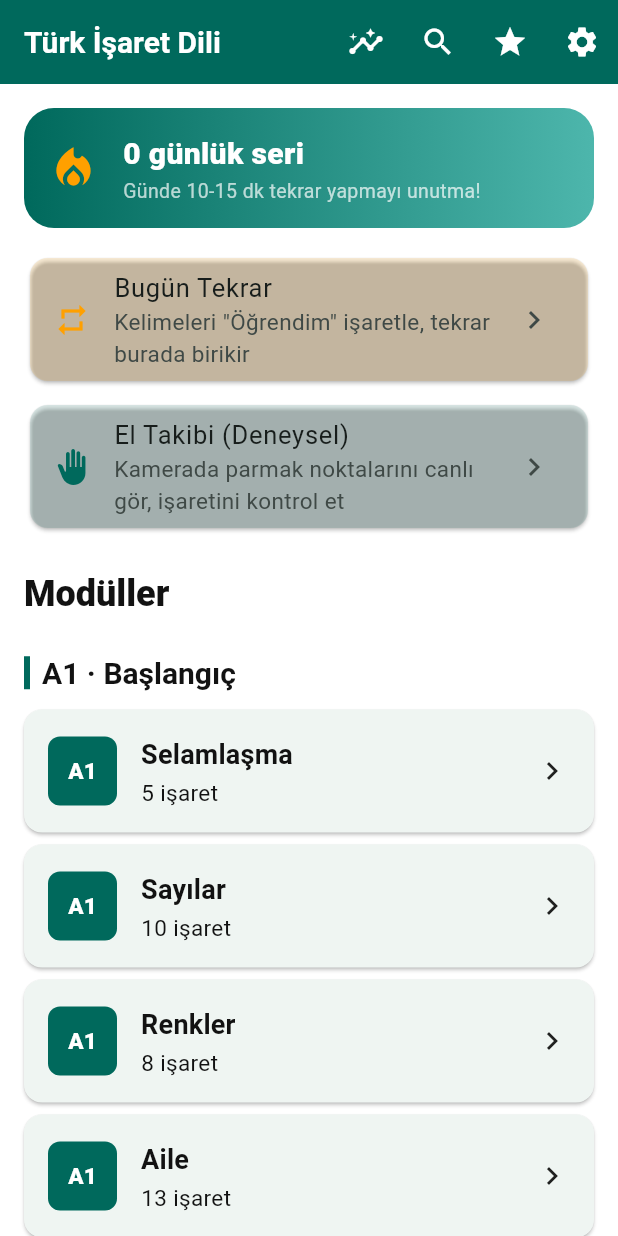
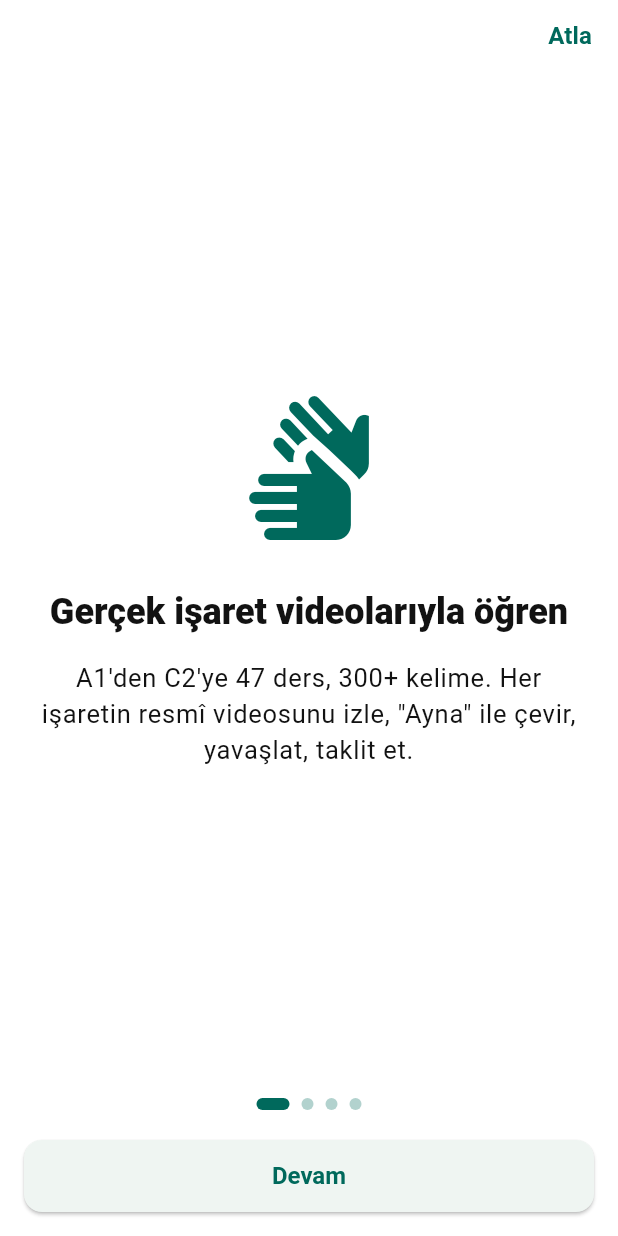
Before and after one commit to turabyagmurlu/tid_app, a Flutter app: the screen it shows after launch, on a phone screen of 412 x 824 dp. Run offline on Flutter 3.47's test engine with Material 3 defaults, Android fonts, the phone set to English and light mode, and no system bars; our stand-ins replace camera, cloud_firestore, equatable, firebase_core, flutter_bloc, shared_preferences and 1 more; missing offline and left inert: dart:html, dart:ui_web; accounts and stored records are empty.

Commit message:
feat(cila): ilk acilis rehberi (onboarding) - 4 slaytli tanitim, bir kez gosterilir

```diff
--- a/lib/data/datasources/settings_local_datasource.dart
+++ b/lib/data/datasources/settings_local_datasource.dart
@@ -4,6 +4,7 @@ import 'package:shared_preferences/shared_preferences.dart';
 class SettingsLocalDataSource {
   static const String _fontKey = 'setting_font_scale_v1';
   static const String _themeKey = 'setting_theme_mode_v1';
+  static const String _onbKey = 'onboarding_seen_v1';
   final SharedPreferences prefs;
 
   const SettingsLocalDataSource(this.prefs);
@@ -13,6 +14,9 @@ class SettingsLocalDataSource {
   /// 0 = system, 1 = light, 2 = dark
   int loadThemeMode() => prefs.getInt(_themeKey) ?? 0;
 
+  bool loadOnboardingSeen() => prefs.getBool(_onbKey) ?? false;
+
   Future<void> saveFontScale(double v) => prefs.setDouble(_fontKey, v);
   Future<void> saveThemeMode(int v) => prefs.setInt(_themeKey, v);
+  Future<void> saveOnboardingSeen(bool v) => prefs.setBool(_onbKey, v);
 }
--- a/lib/presentation/blocs/settings/settings_cubit.dart
+++ b/lib/presentation/blocs/settings/settings_cubit.dart
@@ -13,7 +13,14 @@ class SettingsCubit extends Cubit<SettingsState> {
       : super(SettingsState(
           fontScale: _store.loadFontScale(),
           themeMode: _intToThemeMode(_store.loadThemeMode()),
+          onboardingSeen: _store.loadOnboardingSeen(),
         ));
+
+  void markOnboardingSeen() {
+    if (state.onboardingSeen) return;
+    emit(state.copyWith(onboardingSeen: true));
+    _store.saveOnboardingSeen(true);
+  }
 
   static ThemeMode _intToThemeMode(int i) => switch (i) {
         1 => ThemeMode.light,
--- a/lib/presentation/blocs/settings/settings_state.dart
+++ b/lib/presentation/blocs/settings/settings_state.dart
@@ -3,16 +3,26 @@ part of 'settings_cubit.dart';
 class SettingsState extends Equatable {
   final double fontScale;
   final ThemeMode themeMode;
+  final bool onboardingSeen;
 
-  const SettingsState({required this.fontScale, required this.themeMode});
+  const SettingsState({
+    required this.fontScale,
+    required this.themeMode,
+    this.onboardingSeen = false,
+  });
 
-  SettingsState copyWith({double? fontScale, ThemeMode? themeMode}) {
+  SettingsState copyWith({
+    double? fontScale,
+    ThemeMode? themeMode,
+    bool? onboardingSeen,
+  }) {
     return SettingsState(
       fontScale: fontScale ?? this.fontScale,
       themeMode: themeMode ?? this.themeMode,
+      onboardingSeen: onboardingSeen ?? this.onboardingSeen,
     );
   }
 
   @override
-  List<Object?> get props => [fontScale, themeMode];
+  List<Object?> get props => [fontScale, themeMode, onboardingSeen];
 }
--- a/lib/presentation/screens/home_screen.dart
+++ b/lib/presentation/screens/home_screen.dart
@@ -10,16 +10,38 @@ import '../blocs/progress/progress_cubit.dart';
 import '../blocs/srs/srs_cubit.dart';
 import '../widgets/lesson_card.dart';
 import '../widgets/streak_banner.dart';
+import '../blocs/settings/settings_cubit.dart';
 import 'favorites_screen.dart';
 import 'hand_tracking_screen.dart';
 import 'lesson_detail_screen.dart';
+import 'onboarding_screen.dart';
 import 'review_today_screen.dart';
 import 'search_screen.dart';
 import 'settings_screen.dart';
 import 'stats_screen.dart';
 
-class HomeScreen extends StatelessWidget {
+class HomeScreen extends StatefulWidget {
   const HomeScreen({super.key});
+
+  @override
+  State<HomeScreen> createState() => _HomeScreenState();
+}
+
+class _HomeScreenState extends State<HomeScreen> {
+  @override
+  void initState() {
+    super.initState();
+    WidgetsBinding.instance.addPostFrameCallback((_) {
+      if (!mounted) return;
+      final seen = context.read<SettingsCubit>().state.onboardingSeen;
+      if (!seen) {
+        Navigator.of(context).push(MaterialPageRoute(
+          fullscreenDialog: true,
+          builder: (_) => const OnboardingScreen(),
+        ));
+      }
+    });
+  }
 
   @override
   Widget build(BuildContext context) {
--- /dev/null
+++ b/lib/presentation/screens/onboarding_screen.dart
@@ -0,0 +1,125 @@
+import 'package:flutter/material.dart';
+import 'package:flutter_bloc/flutter_bloc.dart';
+
+import '../../core/constants/app_colors.dart';
+import '../../core/constants/app_dimensions.dart';
+import '../blocs/settings/settings_cubit.dart';
+
+class _Slide {
+  final IconData icon;
+  final String title;
+  final String body;
+  const _Slide(this.icon, this.title, this.body);
+}
+
+/// İlk açılışta gösterilen kısa tanıtım.
+class OnboardingScreen extends StatefulWidget {
+  const OnboardingScreen({super.key});
+
+  @override
+  State<OnboardingScreen> createState() => _OnboardingScreenState();
+}
+
+class _OnboardingScreenState extends State<OnboardingScreen> {
+  final _controller = PageController();
+  int _page = 0;
+
+  static const _slides = <_Slide>[
+    _Slide(Icons.sign_language, 'Gerçek işaret videolarıyla öğren',
+        'A1\'den C2\'ye 47 ders, 300+ kelime. Her işaretin resmî videosunu izle, "Ayna" ile çevir, yavaşlat, taklit et.'),
+    _Slide(Icons.check_circle, 'İşaretle ve ilerlemeni gör',
+        'Öğrendiğin kelimeleri "Öğrendim" ile işaretle. İlerleme çubukların dolsun, günlük serini büyüt.'),
+    _Slide(Icons.repeat, 'Quiz ve akıllı tekrar',
+        'Derslerden quiz çöz. "Bugün Tekrar" öğrendiklerini doğru zamanda karşına getirir, kalıcı olsun.'),
+    _Slide(Icons.back_hand, 'El takibi ile pratik yap',
+        'Kameranı aç; parmakların canlı izlenir, "Sayı Pratiği" oyunuyla eğlenerek çalış.'),
+  ];
+
+  void _finish(BuildContext context) {
+    context.read<SettingsCubit>().markOnboardingSeen();
+    Navigator.of(context).pop();
+  }
+
+  @override
+  Widget build(BuildContext context) {
+    final last = _page == _slides.length - 1;
+    return Scaffold(
+      body: SafeArea(
+        child: Column(
+          children: [
+            Align(
+              alignment: Alignment.centerRight,
+              child: TextButton(
+                onPressed: () => _finish(context),
+                child: const Text('Atla'),
+              ),
+            ),
+            Expanded(
+              child: PageView.builder(
+                controller: _controller,
+                itemCount: _slides.length,
+                onPageChanged: (i) => setState(() => _page = i),
+                itemBuilder: (context, i) {
+                  final s = _slides[i];
+                  return Padding(
+                    padding: const EdgeInsets.all(AppDimensions.lg),
+                    child: Column(
+                      mainAxisAlignment: MainAxisAlignment.center,
+                      children: [
+                        Icon(s.icon, size: 96, color: AppColors.primary),
+                        const SizedBox(height: AppDimensions.xl),
+                        Text(s.title,
+                            style: Theme.of(context).textTheme.headlineSmall,
+                            textAlign: TextAlign.center),
+                        const SizedBox(height: AppDimensions.md),
+                        Text(s.body,
+                            style: Theme.of(context).textTheme.bodyLarge,
+                            textAlign: TextAlign.center),
+                      ],
+                    ),
+                  );
+                },
+              ),
+            ),
+            Row(
+              mainAxisAlignment: MainAxisAlignment.center,
+              children: [
+                for (int i = 0; i < _slides.length; i++)
+                  Container(
+                    margin: const EdgeInsets.all(4),
+                    width: i == _page ? 22 : 8,
+                    height: 8,
+                    decoration: BoxDecoration(
+                      color: i == _page
+                          ? AppColors.primary
+                          : AppColors.primary.withOpacity(0.3),
+                      borderRadius: BorderRadius.circular(4),
+                    ),
+                  ),
+              ],
+            ),
+            Padding(
+              padding: const EdgeInsets.all(AppDimensions.md),
+              child: SizedBox(
+                width: double.infinity,
+                child: ElevatedButton(
+                  onPressed: () {
+                    if (last) {
+                      _finish(context);
+                    } else {
+                      _controller.nextPage(
+                        duration: const Duration(milliseconds: 300),
+                        curve: Curves.easeOut,
+                      );
+                    }
+                  },
+                  child: Text(last ? 'Başla' : 'Devam'),
+                ),
+              ),
+            ),
+          ],
+        ),
+      ),
+    );
+  }
+}
```
